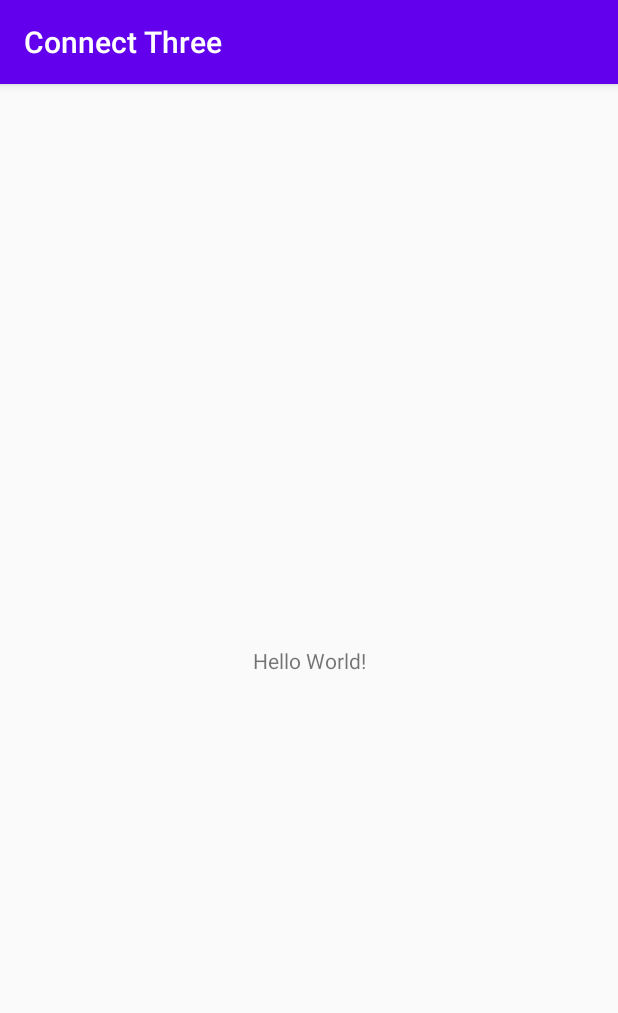
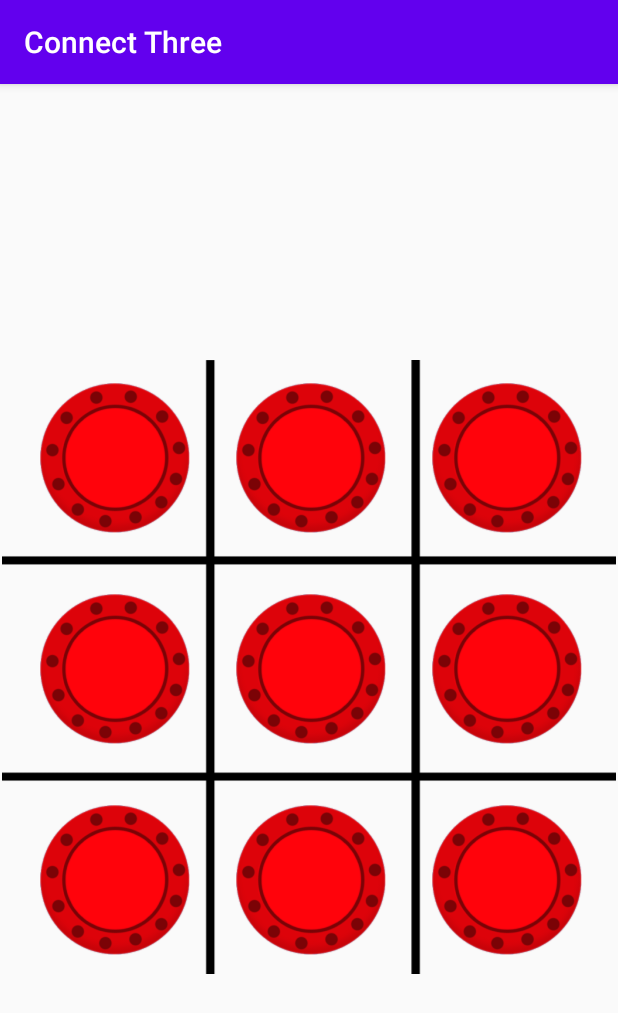
Before and after one commit to andrewflincoln/connect3, an Android app: the screen it shows after launch (MainActivity), on a phone screen of 412 x 824 dp. Shown: the top 1013 px of the screen. Run offline under Robolectric (Android 15) with nearby library versions, the phone set to English and light mode, and no system bars.

Commit message:
reds laid out

```diff
--- a/app/build.gradle
+++ b/app/build.gradle
@@ -26,6 +26,7 @@ dependencies {
     implementation fileTree(dir: "libs", include: ["*.jar"])
     implementation 'androidx.appcompat:appcompat:1.1.0'
     implementation 'androidx.constraintlayout:constraintlayout:1.1.3'
+    implementation 'androidx.gridlayout:gridlayout:1.0.0'
     testImplementation 'junit:junit:4.12'
     androidTestImplementation 'androidx.test.ext:junit:1.1.1'
     androidTestImplementation 'androidx.test.espresso:espresso-core:3.2.0'
--- a/app/src/main/res/layout/activity_main.xml
+++ b/app/src/main/res/layout/activity_main.xml
@@ -6,13 +6,120 @@
     android:layout_height="match_parent"
     tools:context=".MainActivity">
 
-    <TextView
-        android:layout_width="wrap_content"
-        android:layout_height="wrap_content"
-        android:text="Hello World!"
+    <androidx.gridlayout.widget.GridLayout
+        android:id="@+id/gridLayout"
+        android:layout_width="409dp"
+        android:layout_height="409dp"
+        android:layout_marginStart="1dp"
+        android:layout_marginLeft="1dp"
+        android:layout_marginTop="107dp"
+        android:layout_marginEnd="1dp"
+        android:layout_marginRight="1dp"
+        android:layout_marginBottom="98dp"
+        android:background="@drawable/board"
+        app:columnCount="3"
         app:layout_constraintBottom_toBottomOf="parent"
-        app:layout_constraintLeft_toLeftOf="parent"
-        app:layout_constraintRight_toRightOf="parent"
-        app:layout_constraintTop_toTopOf="parent" />
+        app:layout_constraintEnd_toEndOf="parent"
+        app:layout_constraintStart_toStartOf="parent"
+        app:layout_constraintTop_toTopOf="parent"
+        app:rowCount="3">
+
+        <ImageView
+            android:id="@+id/imageView1"
+            android:layout_width="100dp"
+            android:layout_height="100dp"
+            android:layout_margin="15dp"
+            android:layout_marginLeft="15dp"
+            android:layout_marginTop="25dp"
+            app:layout_column="1"
+            app:layout_row="1"
+            app:srcCompat="@drawable/red" />
+
+        <ImageView
+            android:id="@+id/imageView2"
+            android:layout_width="100dp"
+            android:layout_height="100dp"
+            android:layout_margin="15dp"
+            android:layout_marginLeft="25dp"
+            android:layout_marginTop="25dp"
+            app:layout_column="0"
+            app:layout_row="1"
+            app:srcCompat="@drawable/red" />
+
+        <ImageView
+            android:id="@+id/imageView3"
+            android:layout_width="100dp"
+            android:layout_height="100dp"
+            android:layout_margin="15dp"
+            android:layout_marginLeft="15dp"
+            android:layout_marginTop="25dp"
+            app:layout_column="2"
+            app:layout_row="1"
+            app:srcCompat="@drawable/red" />
+
+        <ImageView
+            android:id="@+id/imageView4"
+            android:layout_width="100dp"
+            android:layout_height="100dp"
+            android:layout_margin="15dp"
+            android:layout_marginLeft="15dp"
+            android:layout_marginTop="25dp"
+            app:layout_column="2"
+            app:layout_row="2"
+            app:srcCompat="@drawable/red" />
+
+        <ImageView
+            android:id="@+id/imageView5"
+            android:layout_width="100dp"
+            android:layout_height="100dp"
+            android:layout_margin="15dp"
+            android:layout_marginLeft="15dp"
+            android:layout_marginTop="25dp"
+            app:layout_column="1"
+            app:layout_row="2"
+            app:srcCompat="@drawable/red" />
+
+        <ImageView
+            android:id="@+id/imageView6"
+            android:layout_width="100dp"
+            android:layout_height="100dp"
+            android:layout_margin="15dp"
+            android:layout_marginLeft="25dp"
+            android:layout_marginTop="25dp"
+            app:layout_column="0"
+            app:layout_row="2"
+            app:srcCompat="@drawable/red" />
+
+        <ImageView
+            android:id="@+id/imageView7"
+            android:layout_width="100dp"
+            android:layout_height="100dp"
+            android:layout_margin="15dp"
+            app:layout_column="2"
+            app:layout_row="0"
+            app:srcCompat="@drawable/red" />
+
+        <ImageView
+            android:id="@+id/imageView8"
+            android:layout_width="100dp"
+            android:layout_height="100dp"
+            android:layout_margin="15dp"
+            android:layout_marginLeft="25dp"
+            app:layout_column="0"
+            app:layout_row="0"
+            app:srcCompat="@drawable/red" />
+
+        <ImageView
+            android:id="@+id/imageView9"
+            android:layout_width="100dp"
+            android:layout_height="100dp"
+            android:layout_margin="15dp"
+            android:layout_marginLeft="15dp"
+            app:layout_column="1"
+            app:layout_row="0"
+            app:srcCompat="@drawable/red" />
+
+
+    </androidx.gridlayout.widget.GridLayout>
 
 </androidx.constraintlayout.widget.ConstraintLayout>
```
Also changed, not shown: app/src/main/res/drawable-v24/board.png (added), app/src/main/res/drawable-v24/red.png (added), app/src/main/res/drawable-v24/yellow.png (added).
